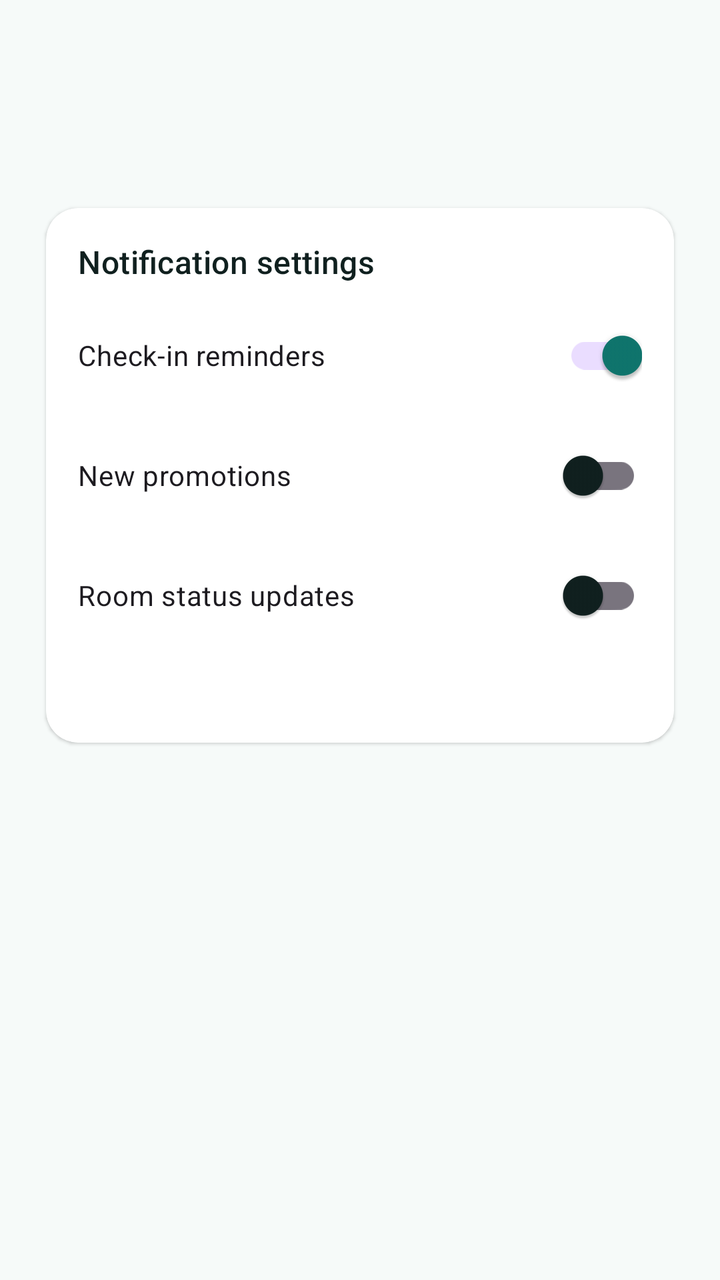
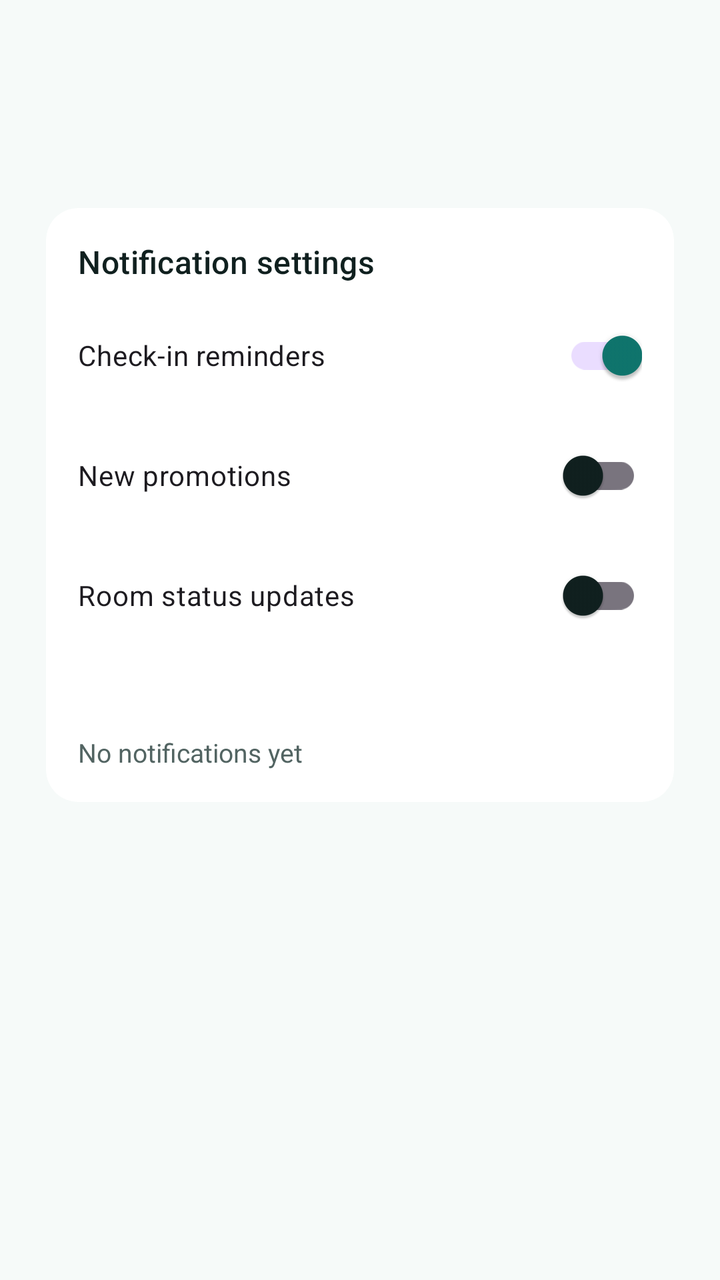

Two renders of the same Android screen: before a commit and after it. Below are the layout's source before the change and the commit's diff.
<!-- AndroidManifest.xml: application theme Theme.Hotelapp_test2 -->
<!-- res/layout/activity_notifications.xml -->
<?xml version="1.0" encoding="utf-8"?>
<LinearLayout xmlns:android="http://schemas.android.com/apk/res/android"
    xmlns:app="http://schemas.android.com/apk/res-auto"
    android:layout_width="match_parent"
    android:layout_height="match_parent"
    android:background="@color/surface_base"
    android:orientation="vertical">

    <com.google.android.material.appbar.MaterialToolbar
        android:id="@+id/toolbar"
        android:layout_width="match_parent"
        android:layout_height="wrap_content"
        android:layout_marginStart="@dimen/space_m"
        android:layout_marginTop="@dimen/space_m"
        android:layout_marginEnd="@dimen/space_m" />

    <androidx.core.widget.NestedScrollView
        android:layout_width="match_parent"
        android:layout_height="0dp"
        android:layout_weight="1"
        android:fillViewport="true">

        <LinearLayout
            android:layout_width="match_parent"
            android:layout_height="wrap_content"
            android:orientation="vertical"
            android:padding="@dimen/space_m">

            <com.google.android.material.card.MaterialCardView
                style="@style/Widget.Hotel.Card"
                android:layout_width="match_parent"
                android:layout_height="wrap_content">

                <LinearLayout
                    android:layout_width="match_parent"
                    android:layout_height="wrap_content"
                    android:orientation="vertical"
                    android:padding="@dimen/space_m">

                    <TextView
                        android:layout_width="wrap_content"
                        android:layout_height="wrap_content"
                        style="@style/TextAppearance.Hotel.SectionTitle"
                    android:text="@string/notifications_title" />

                    <com.google.android.material.switchmaterial.SwitchMaterial
                        android:id="@+id/notifCheckInSwitch"
                        android:layout_width="match_parent"
                        android:layout_height="wrap_content"
                        android:layout_marginTop="@dimen/space_s"
                    android:text="@string/notifications_checkin"
                        android:checked="true" />

                    <com.google.android.material.switchmaterial.SwitchMaterial
                        android:id="@+id/notifPromoSwitch"
                        android:layout_width="match_parent"
                        android:layout_height="wrap_content"
                        android:layout_marginTop="@dimen/space_s"
                    android:text="@string/notifications_promo" />

                    <com.google.android.material.switchmaterial.SwitchMaterial
                        android:id="@+id/notifRoomSwitch"
                        android:layout_width="match_parent"
                        android:layout_height="wrap_content"
                        android:layout_marginTop="@dimen/space_s"
                    android:text="@string/notifications_room_status" />

                    <TextView
                        android:id="@+id/notificationListText"
                        android:layout_width="match_parent"
                        android:layout_height="wrap_content"
                        android:layout_marginTop="@dimen/space_m"
                        android:textColor="@color/text_secondary"
                        android:textSize="13sp" />
                </LinearLayout>
            </com.google.android.material.card.MaterialCardView>
        </LinearLayout>
    </androidx.core.widget.NestedScrollView>
</LinearLayout>
<!-- resources referenced by this layout -->
<resources>
  <color name="surface_base">#F6FAF9</color>
  <color name="text_secondary">#526462</color>
  <dimen name="space_m">16dp</dimen>
  <dimen name="space_s">12dp</dimen>
  <string name="notifications_checkin">Check-in reminders</string>
  <string name="notifications_promo">New promotions</string>
  <string name="notifications_room_status">Room status updates</string>
  <string name="notifications_title">Notification settings</string>
  <style name="TextAppearance.Hotel.SectionTitle" parent="TextAppearance.Material3.TitleMedium">
          <item name="android:textColor">?attr/colorOnSurface</item>
          <item name="fontFamily">sans-serif-medium</item>
          <item name="android:fontFamily">sans-serif-medium</item>
      </style>
  <style name="Widget.Hotel.Card" parent="Widget.Material3.CardView.Elevated">
          <item name="cardCornerRadius">@dimen/radius_m</item>
          <item name="cardUseCompatPadding">true</item>
          <item name="cardBackgroundColor">@color/surface_card</item>
      </style>
  <style name="Theme.Hotelapp_test2" parent="Base.Theme.Hotelapp_test2" />
  <dimen name="radius_m">16dp</dimen>
  <color name="surface_card">#FFFFFFFF</color>
  <color name="brand_primary">#0F766E</color>
  <color name="white">#FFFFFFFF</color>
  <color name="brand_secondary">#2563EB</color>
  <color name="accent_gold">#F59E0B</color>
  <color name="text_primary">#10201F</color>
  <style name="Widget.Hotel.Toolbar" parent="Widget.Material3.Toolbar">
          <item name="titleTextColor">?attr/colorOnSurface</item>
          <item name="subtitleTextColor">?attr/colorOnSurfaceVariant</item>
          <item name="titleTextAppearance">@style/TextAppearance.Hotel.ToolbarTitle</item>
          <item name="subtitleTextAppearance">@style/TextAppearance.Hotel.BodySmall</item>
      </style>
  <style name="Widget.Hotel.Button.Primary" parent="Widget.Material3.Button">
          <item name="backgroundTint">@color/brand_primary</item>
          <item name="android:textColor">@color/white</item>
          <item name="cornerRadius">@dimen/radius_s</item>
          <item name="android:minHeight">@dimen/button_min_height</item>
          <item name="fontFamily">sans-serif-medium</item>
      </style>
  <style name="TextAppearance.Hotel.ToolbarTitle" parent="TextAppearance.Material3.TitleLarge">
          <item name="fontFamily">sans-serif-medium</item>
          <item name="android:fontFamily">sans-serif-medium</item>
          <item name="android:textColor">?attr/colorOnSurface</item>
      </style>
  <style name="TextAppearance.Hotel.BodySmall" parent="TextAppearance.Material3.BodySmall">
          <item name="fontFamily">sans-serif</item>
          <item name="android:fontFamily">sans-serif</item>
          <item name="android:textColor">?attr/colorOnSurfaceVariant</item>
      </style>
  <dimen name="radius_s">12dp</dimen>
  <dimen name="button_min_height">48dp</dimen>
  <!-- unchanged entries left out for length: 1 -->
</resources>

<!-- the commit's change to res/layout/activity_notifications.xml (unified diff, before → after) -->
@@ -66,12 +66,27 @@
                     android:text="@string/notifications_room_status" />
 
                     <TextView
-                        android:id="@+id/notificationListText"
+                        android:id="@+id/notificationUnreadText"
                         android:layout_width="match_parent"
                         android:layout_height="wrap_content"
                         android:layout_marginTop="@dimen/space_m"
                         android:textColor="@color/text_secondary"
                         android:textSize="13sp" />
+
+                    <TextView
+                        android:id="@+id/notificationEmptyText"
+                        android:layout_width="match_parent"
+                        android:layout_height="wrap_content"
+                        android:layout_marginTop="@dimen/space_s"
+                        android:text="@string/notifications_empty"
+                        android:textColor="@color/text_secondary"
+                        android:textSize="13sp" />
+
+                    <LinearLayout
+                        android:id="@+id/notificationListContainer"
+                        android:layout_width="match_parent"
+                        android:layout_height="wrap_content"
+                        android:orientation="vertical" />
                 </LinearLayout>
             </com.google.android.material.card.MaterialCardView>
         </LinearLayout>
<!-- resource entries referenced after the edit -->
@@ -5,6 +5,7 @@
   <dimen name="space_m">16dp</dimen>
   <dimen name="space_s">12dp</dimen>
   <string name="notifications_checkin">Check-in reminders</string>
+  <string name="notifications_empty">No notifications yet</string>
   <string name="notifications_promo">New promotions</string>
   <string name="notifications_room_status">Room status updates</string>
   <string name="notifications_title">Notification settings</string>
